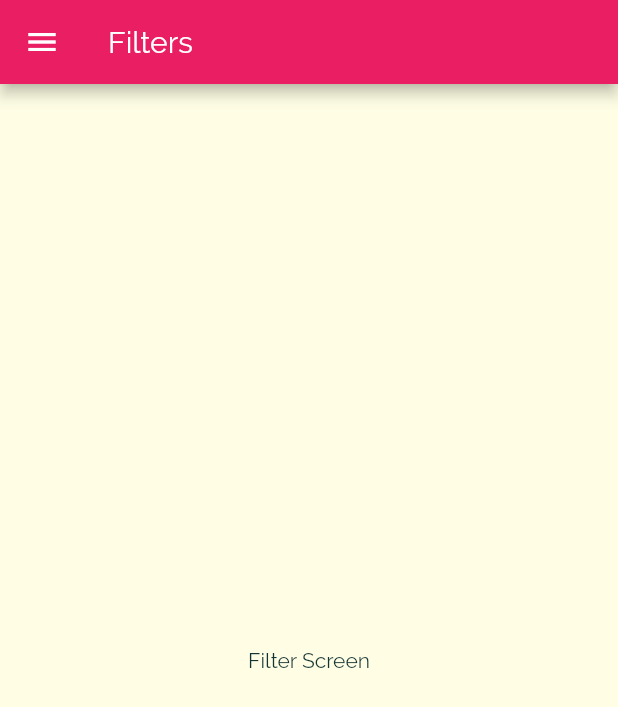
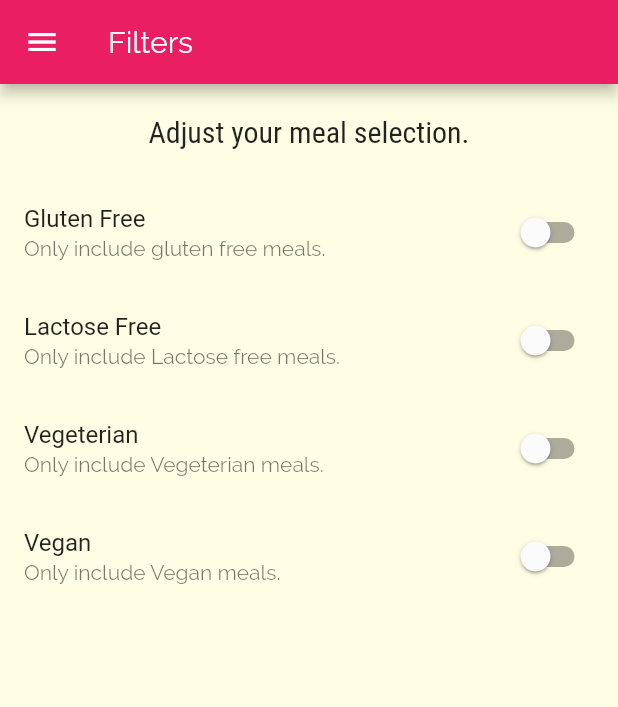
Before and after one commit to murryIsDeveloping/meal-app, a Flutter app: the FilterScreen screen opened by its route, on a phone screen of 412 x 824 dp. Shown: the top 707 px of the screen. Run offline on Flutter 3.47's test engine with Material 2 defaults, Android fonts, the phone set to English and light mode, and no system bars.

Commit message:
favs and filters

```diff
--- a/lib/main.dart
+++ b/lib/main.dart
@@ -1,4 +1,6 @@
 import 'package:flutter/material.dart';
+import 'package:meals_app/data/dummy_data.dart';
+import 'package:meals_app/models/meal.dart';
 import './screen/filter_screen/filter_screen.dart';
 
 import './screen/tab_screen/tab_screen.dart';
@@ -12,7 +14,60 @@ void main() {
 
 final bodyText = const TextStyle(color: Color.fromRGBO(20, 51, 51, 1));
 
-class MyApp extends StatelessWidget {
+class MyApp extends StatefulWidget {
+  @override
+  _MyAppState createState() => _MyAppState();
+}
+
+class _MyAppState extends State<MyApp> {
+  Map<String, bool> _filters = {
+    'gluten': false,
+    'lactose': false,
+    'vegan': false,
+    'vegetarian': false,
+  };
+
+  List<String> _favourites = [];
+
+  List<Meal> _availableMeals = DUMMY_MEALS;
+
+  void _toggleFav(String id) {
+    var index = _favourites.indexOf(id);
+    if (index >= 0) {
+      setState(() {
+        _favourites.removeAt(index);
+      });
+    } else {
+      setState(() {
+        _favourites.add(id);
+      });
+    }
+  }
+
+  void _setFilters() {
+    setState(() {
+      _availableMeals = DUMMY_MEALS.where((meal) {
+        if (_filters["gluten"] && !meal.isGlutenFree) {
+          return false;
+        }
+
+        if (_filters["lactose"] && !meal.isLactoseFree) {
+          return false;
+        }
+
+        if (_filters["vegan"] && !meal.isVegan) {
+          return false;
+        }
+
+        if (_filters["vegetarian"] && !meal.isVegetarian) {
+          return false;
+        }
+
+        return true;
+      }).toList();
+    });
+  }
+
   @override
   Widget build(BuildContext context) {
     return MaterialApp(
@@ -39,10 +94,13 @@ class MyApp extends StatelessWidget {
         ),
         initialRoute: CategoriesScreen.screenName,
         routes: {
-          TabScreen.screenName: (_) => TabScreen(),
-          CategoriesMealsScreen.screenName: (_) => CategoriesMealsScreen(),
-          MealScreen.screenName: (_) => MealScreen(),
-          FilterScreen.screenName: (_) => FilterScreen(),
+          TabScreen.screenName: (_) =>
+              TabScreen(setFilters: _setFilters, favourites: _favourites),
+          CategoriesMealsScreen.screenName: (_) =>
+              CategoriesMealsScreen(_availableMeals),
+          MealScreen.screenName: (_) => MealScreen(_toggleFav, _favourites),
+          FilterScreen.screenName: (_) =>
+              FilterScreen(setFilters: _setFilters, filters: _filters),
         },
         onUnknownRoute: (settings) => MaterialPageRoute(
             builder: (_) => CategoriesScreen(), settings: settings));
--- a/lib/screen/filter_screen/filter_screen.dart
+++ b/lib/screen/filter_screen/filter_screen.dart
@@ -1,18 +1,83 @@
 import 'package:flutter/material.dart';
 import 'package:meals_app/main-drawer.dart';
 
-class FilterScreen extends StatelessWidget {
+class FilterScreen extends StatefulWidget {
   static const screenName = "/filter";
+  final Function setFilters;
+  final Map<String, bool> filters;
+
+  FilterScreen({this.setFilters, this.filters});
+
+  @override
+  _FilterScreenState createState() => _FilterScreenState();
+}
+
+class _FilterScreenState extends State<FilterScreen> {
+  Widget _buildSwitchListTile({
+    String title,
+    String description,
+    String prop,
+  }) {
+    return SwitchListTile(
+      title: Text(title),
+      value: widget.filters[prop],
+      subtitle: Text(
+        description,
+      ),
+      onChanged: (value) {
+        setState(() {
+          widget.filters[prop] = value;
+        });
+      },
+    );
+  }
 
   @override
   Widget build(BuildContext context) {
     return Scaffold(
       appBar: AppBar(
         title: Text("Filters"),
+        // actions: <Widget>[
+        //   IconButton(
+        //     icon: Icon(Icons.save),
+        //     onPressed: () => {widget.setFilters()},
+        //   )
+        // ],
       ),
-      drawer: MainDrawer(),
-      body: Center(
-        child: Text('Filter Screen'),
+      drawer: MainDrawer(widget.setFilters),
+      body: Column(
+        children: <Widget>[
+          Container(
+            padding: EdgeInsets.all(20),
+            child: Text(
+              "Adjust your meal selection.",
+              style: Theme.of(context).textTheme.headline5,
+            ),
+          ),
+          Expanded(
+              child: ListView(
+            children: <Widget>[
+              _buildSwitchListTile(
+                title: "Gluten Free",
+                description: 'Only include gluten free meals.',
+                prop: "gluten",
+              ),
+              _buildSwitchListTile(
+                  title: "Lactose Free",
+                  description: 'Only include Lactose free meals.',
+                  prop: "lactose"),
+              _buildSwitchListTile(
+                  title: "Vegeterian",
+                  description: 'Only include Vegeterian meals.',
+                  prop: "vegetarian"),
+              _buildSwitchListTile(
+                title: "Vegan",
+                description: 'Only include Vegan meals.',
+                prop: "vegan",
+              ),
+            ],
+          ))
+        ],
       ),
     );
   }
```
Also changed, not shown: lib/main-drawer.dart (+6 -1 lines), lib/screen/categories_meals_screen/categories_meals_screen.dart (+3 -10 lines), lib/screen/categories_meals_screen/widgets/meal-item.dart (+1 -7 lines), lib/screen/favourites_screen/favourites_screen.dart (+22 -1 lines), lib/screen/meal_screen/meal_screen.dart (+16 -6 lines), lib/screen/tab_screen/tab_screen.dart (+14 -6 lines).
